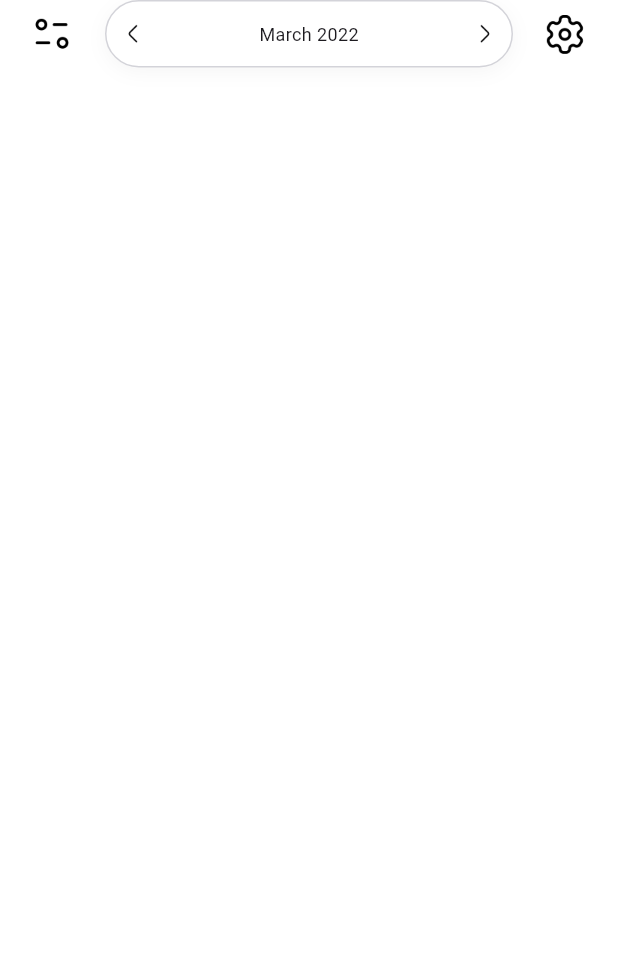
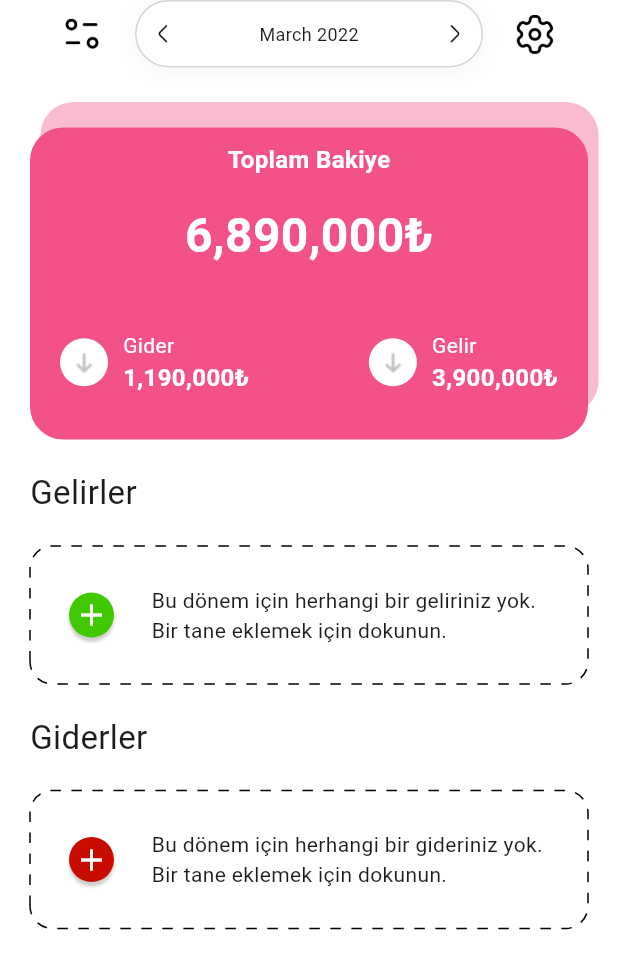
Before and after one commit to NefiseTnc/flutter_budget_planner_app, a Flutter app: the screen it shows after launch, on a phone screen of 412 x 824 dp. Shown: the top 969 px of the screen. Run offline on Flutter 3.47's test engine with Material 3 defaults, Android fonts, the light colour scheme and no system bars; drawn by our look-alikes of dotted_border.

Commit message:
I added a custom dotted border container to the Home Page

```diff
--- a/lib/main.dart
+++ b/lib/main.dart
@@ -1,5 +1,5 @@
 import 'package:flutter/material.dart';
-import 'package:flutter_budget_planner_app/screens/home_page.dart';
+import 'package:flutter_budget_planner_app/screens/home/home_page.dart';
 
 void main() {
   runApp(const MyApp());
--- /dev/null
+++ b/lib/screens/home/home_page.dart
@@ -0,0 +1,239 @@
+import 'dart:math';
+
+import 'package:dotted_border/dotted_border.dart';
+import 'package:flutter/material.dart';
+import 'package:flutter_budget_planner_app/screens/home/widgets/my_dotted_border.dart';
+import 'package:flutter_budget_planner_app/utils/app_color.dart';
+
+class HomePage extends StatefulWidget {
+  const HomePage({super.key});
+
+  @override
+  State<HomePage> createState() => _HomePageState();
+}
+
+class _HomePageState extends State<HomePage> {
+  @override
+  Widget build(BuildContext context) {
+    return Scaffold(
+      backgroundColor: Colors.white,
+      body: SafeArea(
+        child: Padding(
+          padding: const EdgeInsets.symmetric(horizontal: 20.0),
+          child: Column(
+            mainAxisAlignment: MainAxisAlignment.start,
+            crossAxisAlignment: CrossAxisAlignment.start,
+            children: [
+              Row(
+                mainAxisAlignment: MainAxisAlignment.spaceBetween,
+                children: [
+                  Padding(
+                    padding: const EdgeInsets.only(left: 20, right: 20),
+                    child: Image.asset(
+                      "assets/icons/menu.png",
+                      width: 30,
+                      height: 30,
+                    ),
+                  ),
+                  Expanded(
+                    child: Container(
+                      height: 45,
+                      decoration: BoxDecoration(
+                        color: Colors.white,
+                        border: Border.all(
+                            color: AppColor.greyColor.withOpacity(0.4)),
+                        borderRadius: BorderRadius.circular(200),
+                        boxShadow: [
+                          BoxShadow(
+                            color: Colors.grey.withOpacity(0.1),
+                            blurRadius: 10,
+                            offset: const Offset(
+                                0, 3), // changes position of shadow
+                          ),
+                        ],
+                      ),
+                      child: Row(
+                        mainAxisAlignment: MainAxisAlignment.spaceBetween,
+                        children: [
+                          Padding(
+                            padding: const EdgeInsets.only(left: 10.0),
+                            child: Image.asset(
+                              "assets/icons/arrow-left.png",
+                              width: 16,
+                              height: 16,
+                            ),
+                          ),
+                          const Text(
+                            "March 2022",
+                            style: TextStyle(fontSize: 12),
+                          ),
+                          Padding(
+                            padding: const EdgeInsets.only(right: 10.0),
+                            child: Image.asset(
+                              "assets/icons/arrow-right.png",
+                              width: 16,
+                              height: 16,
+                            ),
+                          ),
+                        ],
+                      ),
+                    ),
+                  ),
+                  Padding(
+                    padding: const EdgeInsets.only(left: 20, right: 20),
+                    child: Image.asset(
+                      "assets/icons/setting.png",
+                      width: 30,
+                      height: 30,
+                    ),
+                  ),
+                ],
+              ),
+              const SizedBox(
+                height: 40,
+              ),
+              Container(
+                width: double.infinity,
+                height: 208,
+                decoration: BoxDecoration(
+                  color: AppColor.pinkColor,
+                  borderRadius: BorderRadius.circular(22.0),
+                  boxShadow: [
+                    BoxShadow(
+                      color: Colors.pink.withOpacity(0.3),
+                      blurRadius: 0,
+                      offset:
+                          const Offset(7, -17), // changes position of shadow
+                    ),
+                  ],
+                ),
+                child: Column(
+                  mainAxisAlignment: MainAxisAlignment.center,
+                  children: [
+                    const Text(
+                      "Toplam Bakiye",
+                      style: TextStyle(
+                          fontSize: 16,
+                          color: AppColor.whiteColor,
+                          fontWeight: FontWeight.w600),
+                    ),
+                    const SizedBox(height: 16.0),
+                    const Text(
+                      "6,890,000₺",
+                      style: TextStyle(
+                          fontSize: 32,
+                          color: AppColor.whiteColor,
+                          fontWeight: FontWeight.bold),
+                    ),
+                    const SizedBox(height: 40.0),
+                    Padding(
+                      padding: const EdgeInsets.symmetric(horizontal: 20.0),
+                      child: Row(
+                        mainAxisAlignment: MainAxisAlignment.spaceBetween,
+                        children: [
+                          Row(
+                            children: [
+                              Container(
+                                padding: const EdgeInsets.all(6.0),
+                                decoration: BoxDecoration(
+                                    color: Colors.white,
+                                    borderRadius: BorderRadius.circular(40)),
+                                child: Image.asset(
+                                  "assets/icons/arrow-bottom.png",
+                                  width: 20,
+                                  height: 20,
+                                ),
+                              ),
+                              const SizedBox(width: 10.0),
+                              const Column(
+                                mainAxisAlignment: MainAxisAlignment.start,
+                                crossAxisAlignment: CrossAxisAlignment.start,
+                                children: [
+                                  Text(
+                                    "Gider",
+                                    style: TextStyle(
+                                        color: Colors.white, fontSize: 14),
+                                  ),
+                                  Text(
+                                    "1,190,000₺",
+                                    style: TextStyle(
+                                        color: Colors.white,
+                                        fontSize: 16,
+                                        fontWeight: FontWeight.bold),
+                                  )
+                                ],
+                              )
+                            ],
+                          ),
+                          Row(
+                            children: [
+                              Container(
+                                padding: const EdgeInsets.all(6.0),
+                                decoration: BoxDecoration(
+                                    color: Colors.white,
+                                    borderRadius: BorderRadius.circular(40)),
+                                child: Image.asset(
+                                  "assets/icons/arrow-bottom.png",
+                                  width: 20,
+                                  height: 20,
+                                ),
+                              ),
+                              const SizedBox(width: 10.0),
+                              const Column(
+                                mainAxisAlignment: MainAxisAlignment.start,
+                                crossAxisAlignment: CrossAxisAlignment.start,
+                                children: [
+                                  Text(
+                                    "Gelir",
+                                    style: TextStyle(
+                                        color: Colors.white, fontSize: 14),
+                                  ),
+                                  Text(
+                                    "3,900,000₺",
+                                    style: TextStyle(
+                                        color: Colors.white,
+                                        fontSize: 16,
+                                        fontWeight: FontWeight.bold),
+                                  )
+                                ],
+                              )
+                            ],
+                          ),
+                        ],
+                      ),
+                    ),
+                    const SizedBox(height: 20),
+                  ],
+                ),
+              ),
+              const SizedBox(height: 20),
+              const Text(
+                "Gelirler",
+                style: TextStyle(fontSize: 22),
+              ),
+              const SizedBox(height: 20),
+              CustomDottedBorderContainer(
+                iconColor: AppColor.greenColor,
+                text:
+                    "Bu dönem için herhangi bir geliriniz yok. Bir tane eklemek için dokunun.",
+                onTap: () {},
+              ),
+              const SizedBox(height: 20),
+              const Text(
+                "Giderler",
+                style: TextStyle(fontSize: 22),
+              ),
+              const SizedBox(height: 20),
+              CustomDottedBorderContainer(
+                iconColor: AppColor.redColor,
+                text:
+                    "Bu dönem için herhangi bir gideriniz yok. Bir tane eklemek için dokunun.",
+                onTap: () {},
+              ),
+            ],
+          ),
+        ),
+      ),
+    );
+  }
+}
--- /dev/null
+++ b/lib/screens/home/widgets/my_dotted_border.dart
@@ -0,0 +1,64 @@
+// ignore_for_file: public_member_api_docs, sort_constructors_first
+import 'package:dotted_border/dotted_border.dart';
+import 'package:flutter/material.dart';
+
+import 'package:flutter_budget_planner_app/utils/app_color.dart';
+
+class CustomDottedBorderContainer extends StatelessWidget {
+  const CustomDottedBorderContainer({
+    Key? key,
+    required this.iconColor,
+    required this.text,
+    this.onTap,
+  }) : super(key: key);
+  final Color iconColor;
+  final String text;
+  final void Function()? onTap;
+
+  @override
+  Widget build(BuildContext context) {
+    return DottedBorder(
+      color: AppColor.blackColor,
+      borderType: BorderType.RRect,
+      padding: const EdgeInsets.all(6),
+      radius: const Radius.circular(15.0),
+      strokeWidth: 1.0,
+      dashPattern: const [7, 7],
+      child: Container(
+        padding: const EdgeInsets.symmetric(horizontal: 20, vertical: 20),
+        width: double.infinity,
+        child: Row(
+          children: [
+            InkWell(
+              onTap: onTap,
+              borderRadius: BorderRadius.circular(10),
+              child: Container(
+                width: 30,
+                height: 30,
+                decoration: BoxDecoration(
+                  color: iconColor,
+                  borderRadius: BorderRadius.circular(30 / 2),
+                  boxShadow: [
+                    BoxShadow(
+                      color: Colors.grey.withOpacity(0.5),
+                      blurRadius: 1,
+                      offset: const Offset(0, 3), // changes position of shadow
+                    ),
+                  ],
+                ),
+                child: const Icon(
+                  Icons.add,
+                  color: Colors.white,
+                ),
+              ),
+            ),
+            const SizedBox(width: 25),
+            Expanded(
+              child: Text(text),
+            )
+          ],
+        ),
+      ),
+    );
+  }
+}
--- a/lib/screens/home_page.dart
+++ /dev/null
@@ -1,89 +0,0 @@
-import 'package:flutter/material.dart';
-import 'package:flutter_budget_planner_app/utils/app_color.dart';
-
-class HomePage extends StatefulWidget {
-  const HomePage({super.key});
-
-  @override
-  State<HomePage> createState() => _HomePageState();
-}
-
-class _HomePageState extends State<HomePage> {
-  @override
-  Widget build(BuildContext context) {
-    return Scaffold(
-      backgroundColor: Colors.white,
-      body: SafeArea(
-        child: Column(
-          children: [
-            Row(
-              mainAxisAlignment: MainAxisAlignment.spaceBetween,
-              children: [
-                Padding(
-                  padding: const EdgeInsets.only(left: 20, right: 20),
-                  child: Image.asset(
-                    "assets/icons/menu.png",
-                    width: 30,
-                    height: 30,
-                  ),
-                ),
-                Expanded(
-                  child: Container(
-                    height: 45,
-                    decoration: BoxDecoration(
-                      color: Colors.white,
-                      border: Border.all(
-                          color: AppColor.greyColor.withOpacity(0.4)),
-                      borderRadius: BorderRadius.circular(200),
-                      boxShadow: [
-                        BoxShadow(
-                          color: Colors.grey.withOpacity(0.1),
-                          blurRadius: 10,
-                          offset:
-                              const Offset(0, 3), // changes position of shadow
-                        ),
-                      ],
-                    ),
-                    child: Row(
-                      mainAxisAlignment: MainAxisAlignment.spaceBetween,
-                      children: [
-                        Padding(
-                          padding: const EdgeInsets.only(left: 10.0),
-                          child: Image.asset(
-                            "assets/icons/arrow-left.png",
-                            width: 16,
-                            height: 16,
-                          ),
-                        ),
-                        const Text(
-                          "March 2022",
-                          style: TextStyle(fontSize: 12),
-                        ),
-                        Padding(
-                          padding: const EdgeInsets.only(right: 10.0),
-                          child: Image.asset(
-                            "assets/icons/arrow-right.png",
-                            width: 16,
-                            height: 16,
-                          ),
-                        ),
-                      ],
-                    ),
-                  ),
-                ),
-                Padding(
-                  padding: const EdgeInsets.only(left: 20, right: 20),
-                  child: Image.asset(
-                    "assets/icons/setting.png",
-                    width: 30,
-                    height: 30,
-                  ),
-                ),
-              ],
-            )
-          ],
-        ),
-      ),
-    );
-  }
-}
--- a/pubspec.yaml
+++ b/pubspec.yaml
@@ -34,6 +34,8 @@ dependencies:
   # The following adds the Cupertino Icons font to your application.
   # Use with the CupertinoIcons class for iOS style icons.
   cupertino_icons: ^1.0.2
+
+  dotted_border: ^2.1.0
 
 dev_dependencies:
   flutter_test:
```
Also changed, not shown: pubspec.lock.
